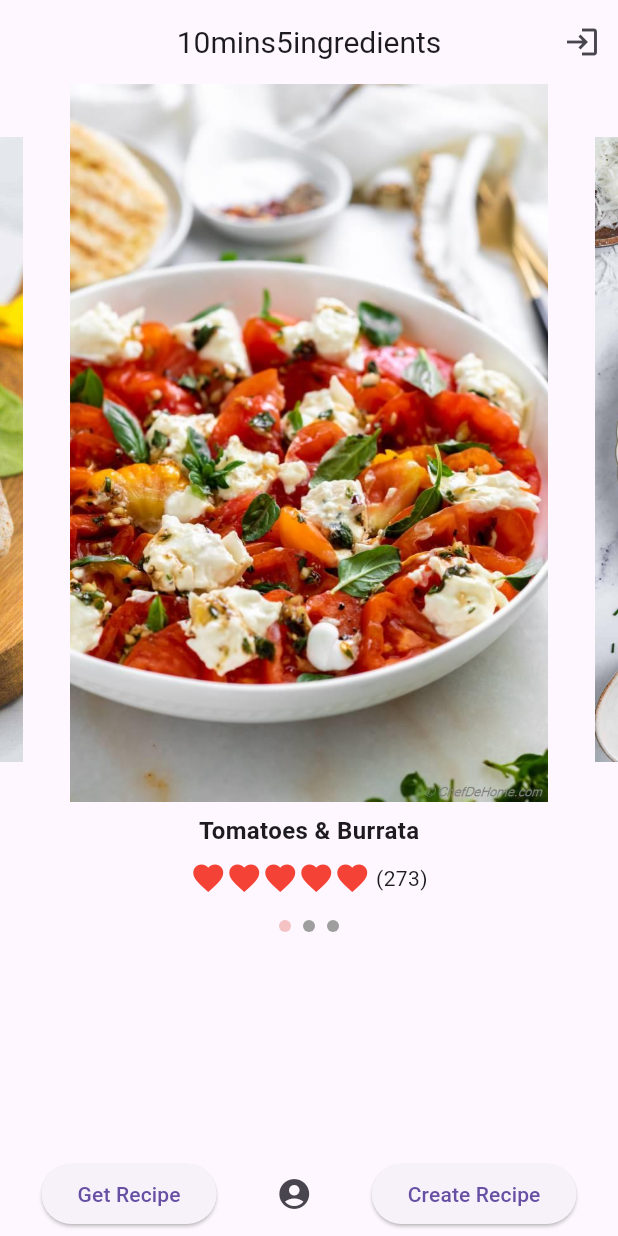
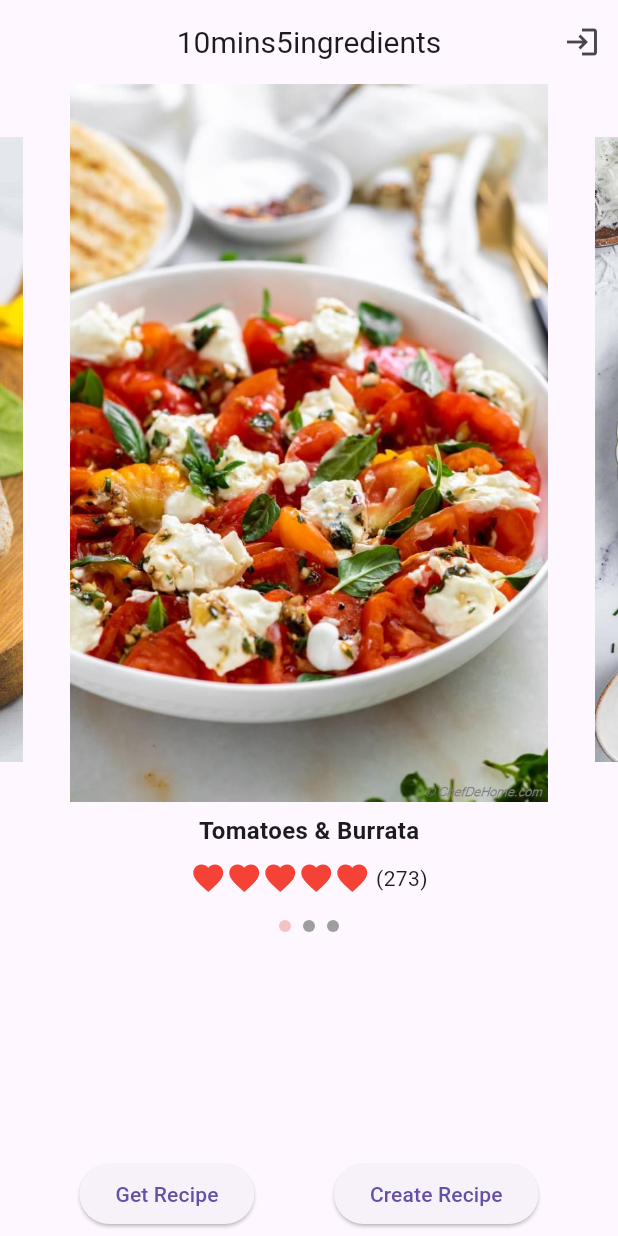
Before and after one commit to YuJieWu5/ten_mins_five_ingredients, a Flutter app: the screen it shows after launch, on a phone screen of 412 x 824 dp. Run offline on Flutter 3.47's test engine with Material 3 defaults, Android fonts, the light colour scheme and no system bars; drawn by our look-alikes of carousel_slider; our stand-ins replace camera, go_router, image_picker, permission_handler.

Commit message:
remove unused icon

```diff
--- a/lib/homepage_bottom_action_bar.dart
+++ b/lib/homepage_bottom_action_bar.dart
@@ -12,13 +12,6 @@ class BottomActionBar extends StatelessWidget {
         ElevatedButton(
             child: const Text('Get Recipe'),
             onPressed: () => GoRouter.of(context).push('/getRecipe')),
-        IconButton(
-          icon: const Icon(Icons.account_circle),
-          onPressed: () {
-            // TODO: if already login, display the navigation drawer
-            GoRouter.of(context).push('/login');
-          },
-        ),
         ElevatedButton(
           child: const Text('Create Recipe'),
           onPressed: () => GoRouter.of(context).push('/uploadRecipe'),
```
